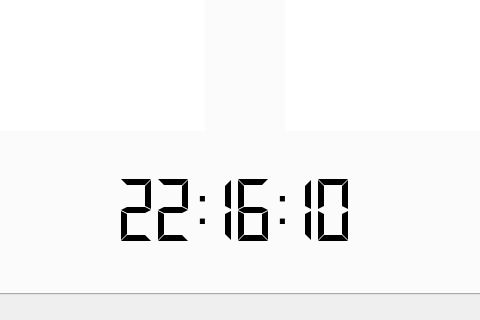
Qt form mainwindow.ui (zEEmperon/Course-Project-KNT-129) before a commit; both pictures show x 97 to 577 and y 335 to 655 of the 681 by 655 pixel window.
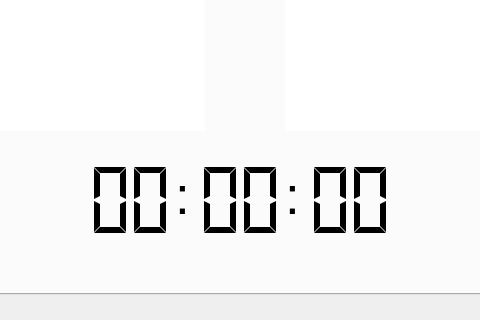
The same form after that commit. The open tabs and pages were chosen to show the change. Icons and pictures are not drawn.

Commit message: Time display

```diff
--- a/mainwindow.ui
+++ b/mainwindow.ui
@@ -40,8 +40,8 @@
       <property name="geometry">
        <rect>
         <x>280</x>
-        <y>450</y>
-        <width>81</width>
+        <y>440</y>
+        <width>51</width>
         <height>81</height>
        </rect>
       </property>
@@ -57,16 +57,16 @@
        <bool>false</bool>
       </property>
       <property name="digitCount">
-       <number>2</number>
+       <number>1</number>
       </property>
       <property name="segmentStyle">
        <enum>QLCDNumber::Flat</enum>
       </property>
       <property name="value" stdset="0">
-       <double>16.000000000000000</double>
+       <double>99.000000000000000</double>
       </property>
       <property name="intValue" stdset="0">
-       <number>16</number>
+       <number>99</number>
       </property>
      </widget>
      <widget class="QLabel" name="label_6">
@@ -238,9 +238,9 @@
      <widget class="QLCDNumber" name="lcdHours">
       <property name="geometry">
        <rect>
-        <x>200</x>
-        <y>450</y>
-        <width>81</width>
+        <x>170</x>
+        <y>440</y>
+        <width>51</width>
         <height>81</height>
        </rect>
       </property>
@@ -256,24 +256,24 @@
        <bool>false</bool>
       </property>
       <property name="digitCount">
-       <number>2</number>
+       <number>1</number>
       </property>
       <property name="segmentStyle">
        <enum>QLCDNumber::Flat</enum>
       </property>
       <property name="value" stdset="0">
-       <double>22.000000000000000</double>
+       <double>99.000000000000000</double>
       </property>
       <property name="intValue" stdset="0">
-       <number>22</number>
+       <number>99</number>
       </property>
      </widget>
      <widget class="QLCDNumber" name="lcdSeconds">
       <property name="geometry">
        <rect>
-        <x>360</x>
-        <y>450</y>
-        <width>81</width>
+        <x>390</x>
+        <y>440</y>
+        <width>51</width>
         <height>81</height>
        </rect>
       </property>
@@ -289,23 +289,23 @@
        <bool>false</bool>
       </property>
       <property name="digitCount">
-       <number>2</number>
+       <number>1</number>
       </property>
       <property name="segmentStyle">
        <enum>QLCDNumber::Flat</enum>
       </property>
       <property name="value" stdset="0">
-       <double>10.000000000000000</double>
+       <double>99.000000000000000</double>
       </property>
       <property name="intValue" stdset="0">
-       <number>10</number>
+       <number>99</number>
       </property>
      </widget>
      <widget class="QLabel" name="label_7">
       <property name="geometry">
        <rect>
-        <x>280</x>
-        <y>450</y>
+        <x>260</x>
+        <y>440</y>
         <width>21</width>
         <height>71</height>
        </rect>
@@ -322,8 +322,8 @@
      <widget class="QLabel" name="label_17">
       <property name="geometry">
        <rect>
-        <x>360</x>
-        <y>450</y>
+        <x>370</x>
+        <y>440</y>
         <width>21</width>
         <height>71</height>
        </rect>
@@ -337,6 +337,105 @@
        <string>:</string>
       </property>
      </widget>
+     <widget class="QLCDNumber" name="lcdHoursLIT">
+      <property name="geometry">
+       <rect>
+        <x>210</x>
+        <y>440</y>
+        <width>51</width>
+        <height>81</height>
+       </rect>
+      </property>
+      <property name="font">
+       <font>
+        <family>MT Extra</family>
+       </font>
+      </property>
+      <property name="frameShape">
+       <enum>QFrame::NoFrame</enum>
+      </property>
+      <property name="smallDecimalPoint">
+       <bool>false</bool>
+      </property>
+      <property name="digitCount">
+       <number>1</number>
+      </property>
+      <property name="segmentStyle">
+       <enum>QLCDNumber::Flat</enum>
+      </property>
+      <property name="value" stdset="0">
+       <double>99.000000000000000</double>
+      </property>
+      <property name="intValue" stdset="0">
+       <number>99</number>
+      </property>
+     </widget>
+     <widget class="QLCDNumber" name="lcdMinutesLIT">
+      <property name="geometry">
+       <rect>
+        <x>320</x>
+        <y>440</y>
+        <width>51</width>
+        <height>81</height>
+       </rect>
+      </property>
+      <property name="font">
+       <font>
+        <family>MT Extra</family>
+       </font>
+      </property>
+      <property name="frameShape">
+       <enum>QFrame::NoFrame</enum>
+      </property>
+      <property name="smallDecimalPoint">
+       <bool>false</bool>
+      </property>
+      <property name="digitCount">
+       <number>1</number>
+      </property>
+      <property name="segmentStyle">
+       <enum>QLCDNumber::Flat</enum>
+      </property>
+      <property name="value" stdset="0">
+       <double>99.000000000000000</double>
+      </property>
+      <property name="intValue" stdset="0">
+       <number>99</number>
+      </property>
+     </widget>
+     <widget class="QLCDNumber" name="lcdSecondsLIT">
+      <property name="geometry">
+       <rect>
+        <x>430</x>
+        <y>440</y>
+        <width>51</width>
+        <height>81</height>
+       </rect>
+      </property>
+      <property name="font">
+       <font>
+        <family>MT Extra</family>
+       </font>
+      </property>
+      <property name="frameShape">
+       <enum>QFrame::NoFrame</enum>
+      </property>
+      <property name="smallDecimalPoint">
+       <bool>false</bool>
+      </property>
+      <property name="digitCount">
+       <number>1</number>
+      </property>
+      <property name="segmentStyle">
+       <enum>QLCDNumber::Flat</enum>
+      </property>
+      <property name="value" stdset="0">
+       <double>99.000000000000000</double>
+      </property>
+      <property name="intValue" stdset="0">
+       <number>99</number>
+      </property>
+     </widget>
     </widget>
     <widget class="QWidget" name="tabUniversity">
      <attribute name="title">
```
Left out of the diff: 10 changed lines with no effect on the pictures. The commit also changes 2 other files.
